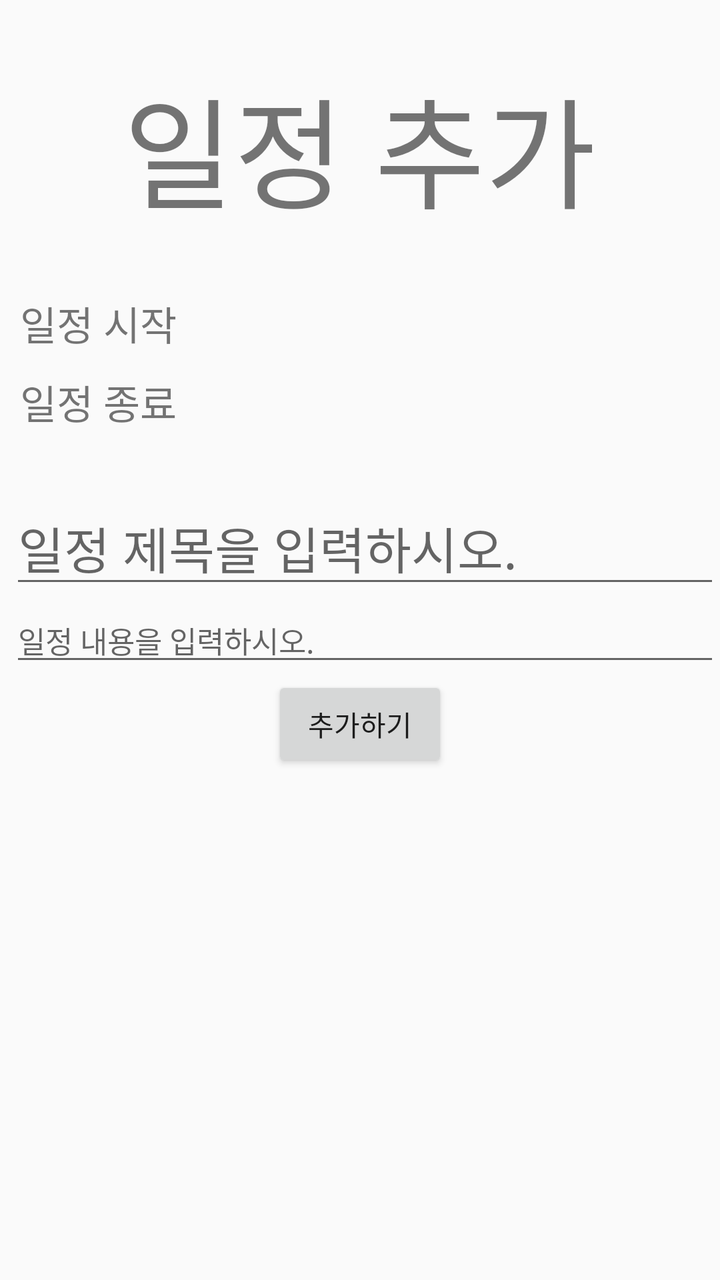
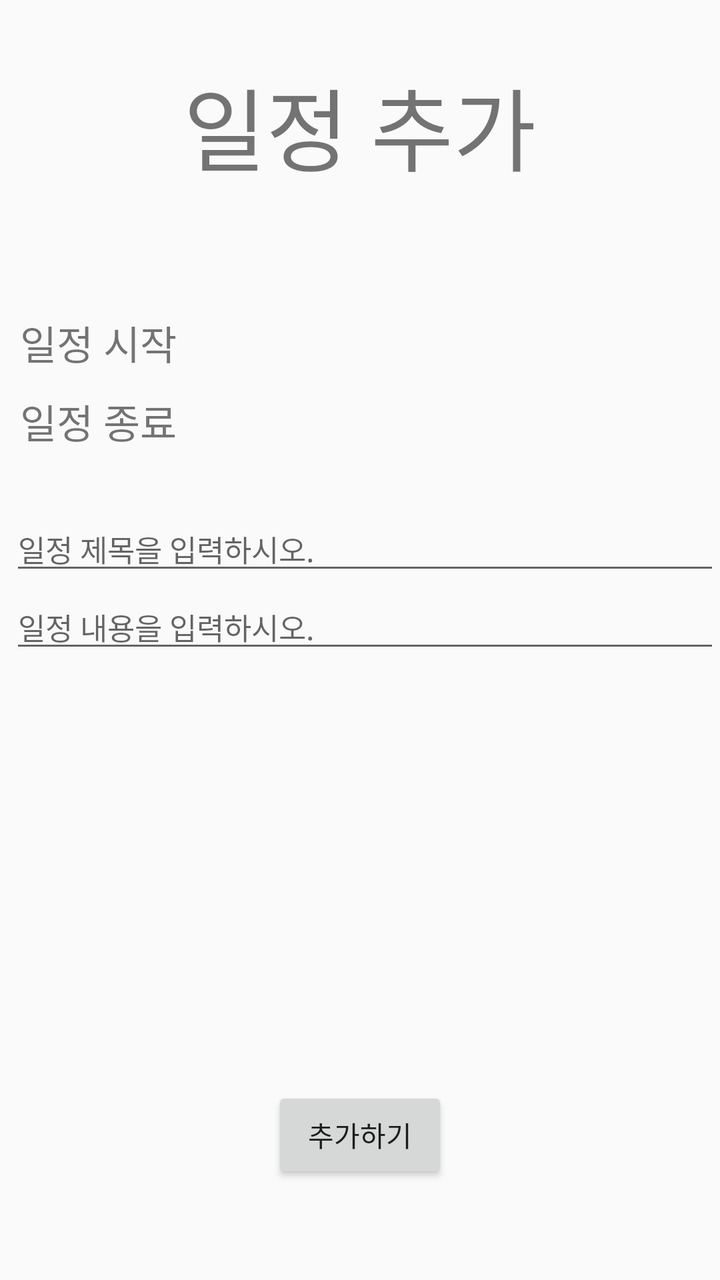

Screens rendered from an Android XML layout before and after an edit, with the pre-edit source and the edit as a unified diff.
<!-- AndroidManifest.xml: application theme AppTheme -->
<!-- res/layout/activity_schedule_add.xml -->
<?xml version="1.0" encoding="utf-8"?>
<LinearLayout xmlns:android="http://schemas.android.com/apk/res/android"
    xmlns:app="http://schemas.android.com/apk/res-auto"
    xmlns:tools="http://schemas.android.com/tools"
    android:layout_width="match_parent"
    android:layout_height="match_parent"
    tools:context=".ScheduleAdd"
    android:orientation="vertical">
    <TextView
        android:layout_marginTop="30dp"
        android:layout_width="wrap_content"
        android:layout_height="wrap_content"
        android:layout_gravity="center"
        android:textSize="60dp"
        android:text="일정 추가"/>
    <LinearLayout
        android:layout_width="match_parent"
        android:layout_height="wrap_content"
        android:orientation="vertical"
        android:layout_marginTop="30dp">
        <LinearLayout
            android:layout_marginLeft="10dp"
            android:layout_width="match_parent"
            android:layout_height="wrap_content">
            <TextView
                android:layout_width="wrap_content"
                android:layout_height="wrap_content"
                android:textSize="20dp"
                android:text="일정 시작"/>

        </LinearLayout>
        <LinearLayout
            android:layout_marginLeft="10dp"
            android:layout_width="match_parent"
            android:layout_height="wrap_content"
            android:layout_marginTop="10dp">
            <TextView
                android:layout_width="wrap_content"
                android:layout_height="wrap_content"
                android:textSize="20dp"
                android:text="일정 종료"/>

        </LinearLayout>

   </LinearLayout>

    <EditText
        android:id="@+id/scheduleTitle"
        android:layout_marginTop="30dp"
        android:layout_width="match_parent"
        android:layout_height="wrap_content"
        android:textSize="25dp"
        android:layout_marginLeft="5dp"
        android:hint="일정 제목을 입력하시오."/>
    <EditText
        android:id="@+id/scheduleContents"
        android:layout_width="match_parent"
        android:layout_height="wrap_content"
        android:hint="일정 내용을 입력하시오."
        android:layout_marginLeft="5dp"
        android:textSize="15dp"
        android:isScrollContainer="true"
        android:inputType="textMultiLine"
        android:maxHeight="100dp"/>
    <Button
        android:layout_gravity="center"
        android:id="@+id/scheduleAdd"
        android:layout_width="wrap_content"
        android:layout_height="wrap_content"
        android:text="추가하기"/>


</LinearLayout>
<!-- resources referenced by this layout -->
<resources>
  <style name="AppTheme" parent="Theme.AppCompat.Light.DarkActionBar">
          
          <item name="colorPrimary">@color/colorPrimary</item>
          <item name="colorPrimaryDark">@color/colorPrimaryDark</item>
          <item name="colorAccent">@color/colorAccent</item>
      </style>
  <color name="colorPrimary">#2B475E</color>
  <color name="colorPrimaryDark">#FFFFFF</color>
  <color name="colorAccent">#03DAC5</color>
</resources>

<!-- the commit's change to res/layout/activity_schedule_add.xml (unified diff, before → after) -->
@@ -5,19 +5,23 @@
     android:layout_width="match_parent"
     android:layout_height="match_parent"
     tools:context=".ScheduleAdd"
-    android:orientation="vertical">
+    android:orientation="vertical"
+    android:weightSum="6">
     <TextView
         android:layout_marginTop="30dp"
         android:layout_width="wrap_content"
-        android:layout_height="wrap_content"
+        android:layout_height="0dp"
         android:layout_gravity="center"
-        android:textSize="60dp"
-        android:text="일정 추가"/>
+        android:textSize="45dp"
+        android:text="일정 추가"
+        android:layout_weight="1"/>
+
     <LinearLayout
         android:layout_width="match_parent"
-        android:layout_height="wrap_content"
+        android:layout_height="0dp"
         android:orientation="vertical"
-        android:layout_marginTop="30dp">
+        android:layout_marginTop="30dp"
+        android:layout_weight="1">
         <LinearLayout
             android:layout_marginLeft="10dp"
             android:layout_width="match_parent"
@@ -44,29 +48,37 @@
 
    </LinearLayout>
 
-    <EditText
-        android:id="@+id/scheduleTitle"
-        android:layout_marginTop="30dp"
+    <LinearLayout
         android:layout_width="match_parent"
-        android:layout_height="wrap_content"
-        android:textSize="25dp"
-        android:layout_marginLeft="5dp"
-        android:hint="일정 제목을 입력하시오."/>
-    <EditText
-        android:id="@+id/scheduleContents"
-        android:layout_width="match_parent"
-        android:layout_height="wrap_content"
-        android:hint="일정 내용을 입력하시오."
-        android:layout_marginLeft="5dp"
-        android:textSize="15dp"
-        android:isScrollContainer="true"
-        android:inputType="textMultiLine"
-        android:maxHeight="100dp"/>
+        android:layout_height="0dp"
+        android:orientation="vertical"
+        android:layout_weight="3">
+        <EditText
+            android:id="@+id/scheduleTitle"
+            android:layout_width="match_parent"
+            android:layout_height="wrap_content"
+            android:textSize="15dp"
+            android:layout_marginLeft="5dp"
+            android:hint="일정 제목을 입력하시오."/>
+        <EditText
+            android:id="@+id/scheduleContents"
+            android:layout_width="match_parent"
+            android:layout_height="wrap_content"
+            android:hint="일정 내용을 입력하시오."
+            android:layout_marginLeft="5dp"
+            android:textSize="15dp"
+            android:isScrollContainer="true"
+            android:inputType="textMultiLine"
+            android:maxHeight="100dp"/>
+    </LinearLayout>
+
+
     <Button
         android:layout_gravity="center"
         android:id="@+id/scheduleAdd"
+        android:layout_weight="0.5"
         android:layout_width="wrap_content"
-        android:layout_height="wrap_content"
+        android:layout_height="0dp"
         android:text="추가하기"/>
 
 
